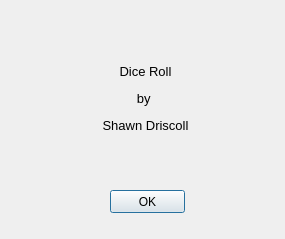
Above: aboutdialog.ui from ShawnDriscoll/PyQt5-Dice-App before the change. Below: the same form after it.
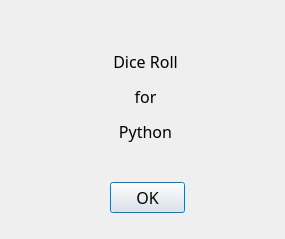
That is the form after the change.

```diff
--- a/aboutdialog.ui
+++ b/aboutdialog.ui
@@ -22,6 +22,12 @@
     <height>239</height>
    </size>
   </property>
+  <property name="font">
+   <font>
+    <family>Noto Sans</family>
+    <pointsize>12</pointsize>
+   </font>
+  </property>
   <property name="windowTitle">
    <string>About Dice Roll</string>
   </property>
@@ -29,9 +35,9 @@
    <property name="geometry">
     <rect>
      <x>110</x>
-     <y>190</y>
+     <y>182</y>
      <width>75</width>
-     <height>23</height>
+     <height>31</height>
     </rect>
    </property>
    <property name="text">
@@ -42,20 +48,17 @@
    <property name="geometry">
     <rect>
      <x>50</x>
-     <y>50</y>
+     <y>20</y>
      <width>191</width>
-     <height>111</height>
+     <height>131</height>
     </rect>
    </property>
    <property name="text">
-    <string>&lt;html&gt;&lt;head/&gt;&lt;body&gt;&lt;p align=&quot;center&quot;&gt;&lt;br/&gt;&lt;span style=&quot; font-size:10pt;&quot;&gt;Dice Roll&lt;/span&gt;&lt;/p&gt;&lt;p align=&quot;center&quot;&gt;&lt;span style=&quot; font-size:10pt;&quot;&gt;by &lt;/span&gt;&lt;/p&gt;&lt;p align=&quot;center&quot;&gt;&lt;span style=&quot; font-size:10pt;&quot;&gt;Shawn Driscoll&lt;/span&gt;&lt;/p&gt;&lt;/body&gt;&lt;/html&gt;</string>
+    <string>&lt;html&gt;&lt;head/&gt;&lt;body&gt;&lt;p align=&quot;center&quot;&gt;&lt;br/&gt;Dice Roll&lt;/p&gt;&lt;p align=&quot;center&quot;&gt;for&lt;/p&gt;&lt;p align=&quot;center&quot;&gt;Python&lt;/p&gt;&lt;/body&gt;&lt;/html&gt;</string>
    </property>
    <property name="textFormat">
     <enum>Qt::RichText</enum>
    </property>
-   <property name="alignment">
-    <set>Qt::AlignLeading|Qt::AlignLeft|Qt::AlignTop</set>
-   </property>
    <property name="wordWrap">
     <bool>true</bool>
    </property>
```
